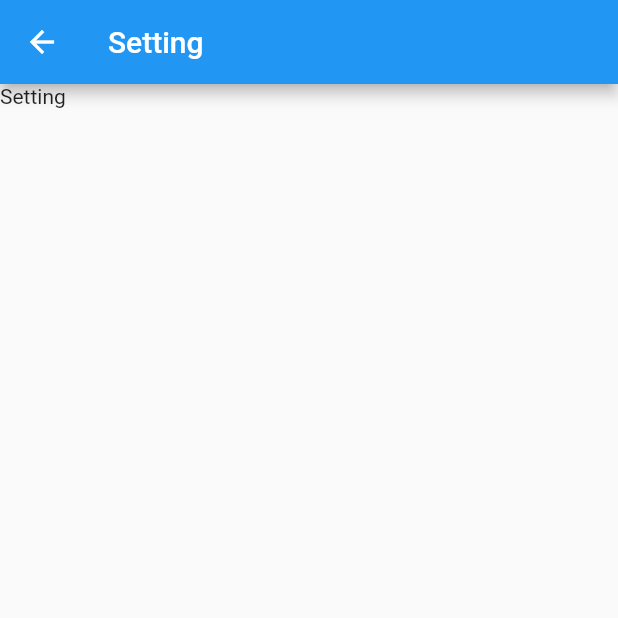
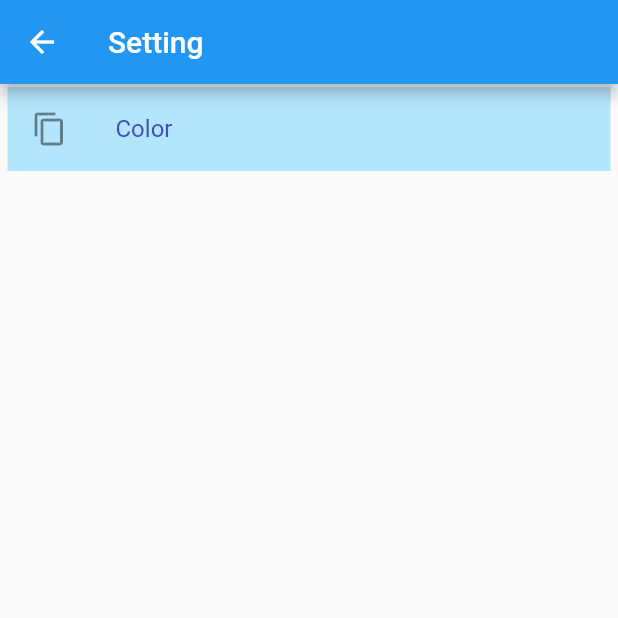
Before and after one commit to KombangkoeDias/FlashCard, a Flutter app: the FourthScreen screen opened by its route, on a phone screen of 412 x 824 dp, the top half of it. Run offline on Flutter 3.47's test engine with Material 2 defaults, Android fonts, the phone set to English and light mode, and no system bars; our stand-ins replace flutter_spinkit.

Commit message:
Add color settings

```diff
--- a/lib/FirstScreen.dart
+++ b/lib/FirstScreen.dart
@@ -126,7 +126,7 @@ class _FirstScreenState extends State<FirstScreen> {
         ),
         onTap: () async {
             Navigator.pushNamed(context, '/set',arguments: usernameSetname(username,setNames[i])).then(
-                (_) {
+                    (_) {
                   loadFlashCardName();
                 }
             );
--- a/lib/FourthScreen.dart
+++ b/lib/FourthScreen.dart
@@ -1,20 +1,165 @@
+import 'package:flutter/cupertino.dart';
 import 'package:flutter/material.dart';
+import 'package:flutter_spinkit/flutter_spinkit.dart';
 
 class FourthScreen extends StatefulWidget {
   @override
   _FourthScreenState createState() => _FourthScreenState();
 }
 
+
+
 class _FourthScreenState extends State<FourthScreen> {
+  List<String> Settings = ["Color"];
+  bool loading = false;
+  bool value = true;
+
+  Future<void> OpenCupertino(){
+    return showDialog<void>(
+      context: context,
+      barrierDismissible: false, // user must tap button!
+      builder: (BuildContext context) {
+        return CupertinoAlertDialog(
+          title: Text('Change a color theme'),
+          content: Column(
+            children: <Widget>[
+              Text('(this will be native to this device'),
+              ButtonBar(
+                alignment: MainAxisAlignment.spaceEvenly,
+                children: <Widget>[
+                  RaisedButton(
+                    child: Text(
+                        "Blue (default)"
+                    ),
+                    onPressed: () {print("Blue");},
+                  ),
+                  RaisedButton(
+                    child: Text(
+                      "Green"
+                    ),
+                    onPressed: () {print("Green");},
+                  ),
+                  RaisedButton(
+                    child: Text(
+                        "Red"
+                    ),
+                    onPressed: () {print("Red");},
+                  ),
+                  RaisedButton(
+                    child: Text(
+                        "Yellow"
+                    ),
+                    onPressed: () {print("Yellow");},
+                  )
+                ],
+              )
+            ],
+          ),
+          actions: <Widget>[
+            CupertinoDialogAction(
+              child: Text('Cancel'),
+              onPressed: () {
+                Navigator.of(context).pop();
+              },
+            ),
+          ],
+        );
+      },
+    );
+  }
+
+  Future<void> loadPreference() async {
+    setState(() {
+      loading = true;
+    });
+    /*
+    load preferences
+     */
+    await Future.delayed(const Duration(milliseconds: 500),() {
+      setState(() {
+        loading = false;
+      });
+    });
+  }
+
+  List<Widget> drawSettingList(){
+    List<Widget> list = new List<Widget>();
+    for (int i = 0;i < Settings.length; ++i){
+      print(Settings[i]);
+      list.add(new GestureDetector(
+        child: Padding(
+          padding: const EdgeInsets.fromLTRB(5,2,5,2),
+          child: Ink(
+            color: Colors.lightBlue[100],
+            child: ListTile(
+              leading: Icon(Icons.content_copy),
+              title: Text(
+                  Settings[i],
+                  style: TextStyle(color: Colors.indigo)
+              ),
+            ),
+          ),
+        ),
+        onTap: () {
+          OpenCupertino();
+        },
+      ));
+    }
+    return list;
+  }
   @override
   Widget build(BuildContext context) {
+    if (value){
+      loadPreference();
+      setState(() {
+        value = false;
+      });
+    }
     return Scaffold(
         appBar: AppBar(
           title: Text(
             'Setting',
           ),
         ),
-        body: Text('Setting')
+        body:  LayoutBuilder(
+          builder: (BuildContext context, BoxConstraints constraint){
+            return Builder(
+                builder: (context){
+                  if (loading){
+                    return Center(
+                        child: SpinKitRotatingCircle(
+                          color: Colors.blue,
+                          size: 50.0,
+                        )
+                    );
+                  }
+                  else{
+                    return SingleChildScrollView(
+                      child: ConstrainedBox(
+                        constraints: BoxConstraints(
+                          minHeight: constraint.maxHeight,
+                        ),
+                        child: Column(
+                          mainAxisAlignment: MainAxisAlignment.start,
+                          children: <Widget>[
+                            Container(
+                              height: constraint.maxHeight,
+                              child: ListView(
+                                  children: ListTile.divideTiles(
+                                      context: context,
+                                      tiles: drawSettingList()
+                                  ).toList()
+                              ),
+                            )
+                          ],
+                        ),
+                      ),
+                    );
+                  }
+                }
+            );
+          },
+        ),
     );
   }
 }
```
